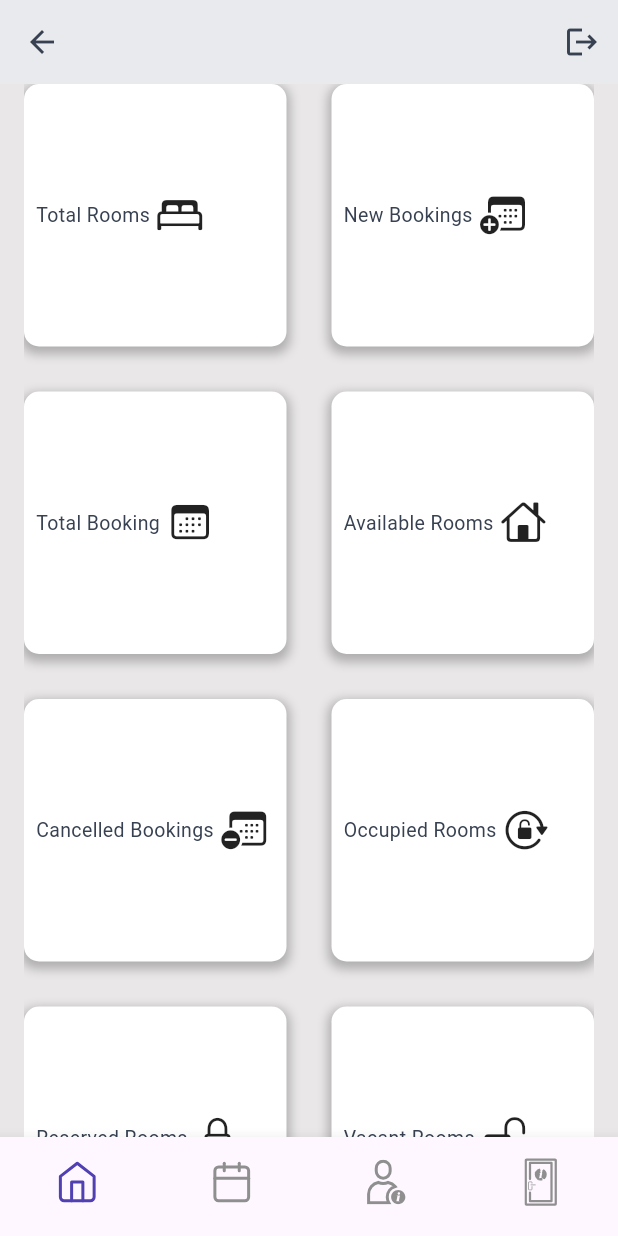
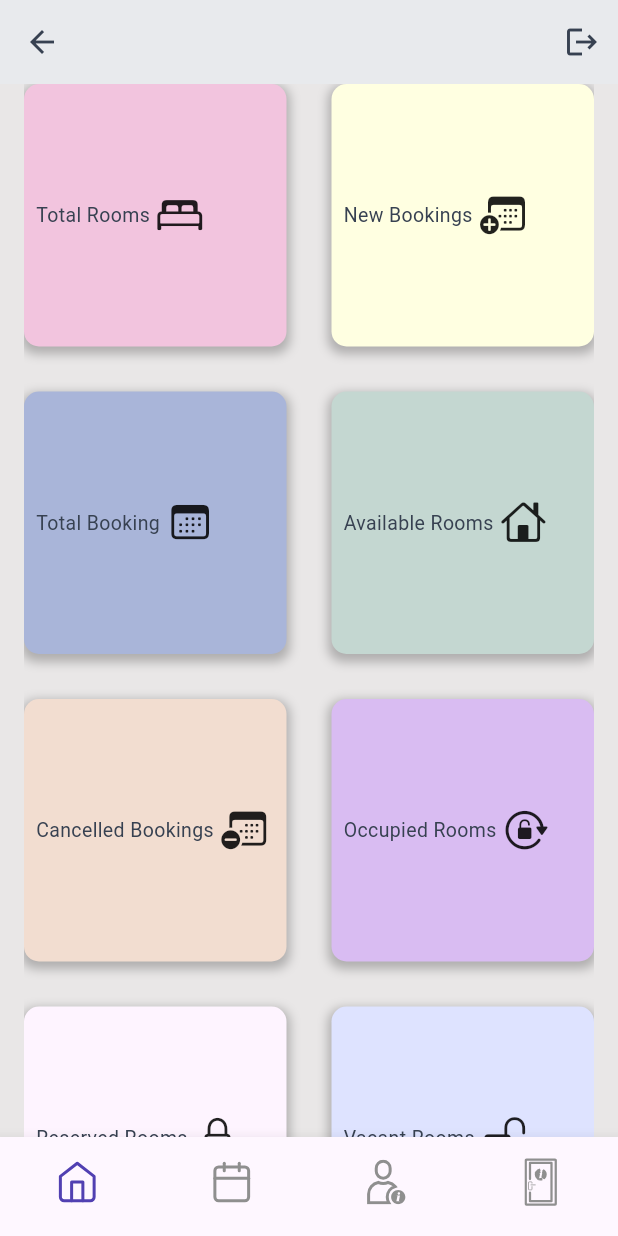
Before and after one commit to binayak33/saralnova, a Flutter app: the DashPanel screen opened by its route, on a phone screen of 412 x 824 dp. Run offline on Flutter 3.47's test engine with Material 3 defaults, Android fonts, the phone set to English and light mode, and no system bars; our stand-ins replace cached_network_image, flutter_slidable, flutter_svg, fluttertoast, get, get_storage and 5 more; missing offline and left inert: simple_fontellico_progress_dialog; accounts and stored records are empty; network calls fail; Roboto replaces fonts that are missing (Plus Jakarta Sans).

Commit message:
Update: Working in ui

```diff
--- a/lib/core/controllers/Home/home_controller.dart
+++ b/lib/core/controllers/Home/home_controller.dart
@@ -1,16 +1,41 @@
 import 'package:flutter/cupertino.dart';
 import 'package:get/get.dart';
 import 'package:saralnova/core/model/grid_builder_home.dart';
+import 'package:saralnova/core/utils/constants/colors.dart';
 
 class HomeController extends GetxController {
   List<Data> dashboardList = [
-    Data(icon: CupertinoIcons.bed_double, text: "Total Rooms"),
-    Data(icon: CupertinoIcons.calendar_badge_plus, text: "New Bookings"),
-    Data(icon: CupertinoIcons.calendar, text: "Total Booking"),
-    Data(icon: CupertinoIcons.house, text: "Available Rooms"),
-    Data(icon: CupertinoIcons.calendar_badge_minus, text: "Cancelled Bookings"),
-    Data(icon: CupertinoIcons.lock_rotation_open, text: "Occupied Rooms"),
-    Data(icon: CupertinoIcons.lock, text: "Reserved Rooms"),
-    Data(icon: CupertinoIcons.lock_open, text: "Vacant Rooms"),
+    Data(
+        icon: CupertinoIcons.bed_double,
+        text: "Total Rooms",
+        color: AppColors.box1),
+    Data(
+        icon: CupertinoIcons.calendar_badge_plus,
+        text: "New Bookings",
+        color: AppColors.box2),
+    Data(
+        icon: CupertinoIcons.calendar,
+        text: "Total Booking",
+        color: AppColors.box3),
+    Data(
+        icon: CupertinoIcons.house,
+        text: "Available Rooms",
+        color: AppColors.box4),
+    Data(
+        icon: CupertinoIcons.calendar_badge_minus,
+        text: "Cancelled Bookings",
+        color: AppColors.box5),
+    Data(
+        icon: CupertinoIcons.lock_rotation_open,
+        text: "Occupied Rooms",
+        color: AppColors.box6),
+    Data(
+        icon: CupertinoIcons.lock,
+        text: "Reserved Rooms",
+        color: AppColors.box7),
+    Data(
+        icon: CupertinoIcons.lock_open,
+        text: "Vacant Rooms",
+        color: AppColors.box8),
   ];
 }
--- a/lib/core/model/grid_builder_home.dart
+++ b/lib/core/model/grid_builder_home.dart
@@ -3,9 +3,7 @@ import 'package:flutter/material.dart';
 class Data {
   IconData icon;
   String text;
+  Color color;
 
-  Data({
-    required this.icon,
-    required this.text,
-  });
+  Data({required this.icon, required this.text, required this.color});
 }
--- a/lib/core/utils/constants/colors.dart
+++ b/lib/core/utils/constants/colors.dart
@@ -1,27 +1,33 @@
 import 'package:flutter/material.dart';
 
 class AppColors {
+  // Primary Colors
   static const Color primary = Color(0xFF5140b2);
   static const Color secondaryColor = Color(0xFF252526);
+  static const Color splashBackgroundColor = Colors.white;
+
+  // Scaffold Colors
   static const Color scaffoldColor =
       Color.fromRGBO(233, 231, 231, 1); //TODO  choose specific color from figma
-  static const Color splashBackgroundColor = Colors.white;
 
+  // Common Colors
   static const Color borderColor = Color(0xFFB6B6B6);
   static const Color blackColor = Colors.black;
   static const Color fillColor = Color.fromARGB(255, 219, 219, 219);
   static const Color orangeColor = Colors.orange;
+  static final Color shadowColor = Colors.black.withOpacity(0.1);
 
-  static const Color hintTextColor = Color(0xFFD1D5DB);
+  // Text Colors
+  static const Color hintTextColor = Color(0xFF8F8F8F);
   static const Color textColor = Color(0xFF374151);
   static const Color errorColor = Color(0xFFDC3545);
+  static const Color secondaryTextColor = Color(0xFF8F8F8F);
+
+  // Card Colors
   static const Color cardColor = Color(0xFFF5F6F9);
   static const Color cardVariantColor = Color(0xFFE8EAED);
-  static const Color secondaryTextColor = Color(0xFF8F8F8F);
-  static final Color shadowColor = Colors.black.withOpacity(0.1);
 
   //Rooms Colors
-
   static const Color reservedColor = Color(0xFF8F8F8F);
   static const Color bookingColor = Color(0xFF44BEA5);
   static const Color occupiedColor = Color(0xFF5140B2);
@@ -31,4 +37,14 @@ class AppColors {
   static final Color shimmerBase = Colors.grey.withOpacity(0.40);
   static const Color shimmerHighlight = Color(0xFFE1E1E1);
   static final Color shimmerBaseLight = Colors.grey.withOpacity(0.10);
+
+  //Box Colors
+  static final Color box1 = Color(0xFFF2C4DE);
+  static final Color box2 = Color(0xFFFFFFE1);
+  static final Color box3 = Color(0xFFA9B5D9);
+  static final Color box4 = Color(0xFFC4D7D1);
+  static final Color box5 = Color(0xFFF2DDD0);
+  static final Color box6 = Color(0xFFD9BCF2);
+  static final Color box7 = Color(0xFFFEF4FF);
+  static final Color box8 = Color(0xFFDEE3FF);
 }
--- a/lib/core/utils/constants/icon_path.dart
+++ b/lib/core/utils/constants/icon_path.dart
@@ -24,4 +24,8 @@ class IconPath {
   static const String finance = "$basePath/finance.svg";
   static const String qr = "$basePath/qr.svg";
   static const String loadingJson = "$basePathAnim/saralnova-loading.json";
+
+  // vectors imgs
+  static const String somethingWentWrong = "$basePath/somethingWentWrong.svg";
+  static const String empty = "$basePath/Empty.svg";
 }
--- a/lib/features/screens/Home/home_screen.dart
+++ b/lib/features/screens/Home/home_screen.dart
@@ -31,7 +31,8 @@ class HomeScreen extends StatelessWidget {
           ),
           itemBuilder: (context, index) {
             var data = c.dashboardList[index];
-            return HomePageBox(title: data.text, icon: data.icon);
+            return HomePageBox(
+                title: data.text, icon: data.icon, color: data.color);
           },
         ),
       ),
@@ -42,7 +43,8 @@ class HomeScreen extends StatelessWidget {
 class HomePageBox extends StatelessWidget {
   final String? title;
   final IconData? icon;
-  const HomePageBox({super.key, this.title, this.icon});
+  final Color? color;
+  const HomePageBox({super.key, this.title, this.icon, this.color});
 
   @override
   Widget build(BuildContext context) {
@@ -51,7 +53,7 @@ class HomePageBox extends StatelessWidget {
       width: double.infinity,
       decoration: BoxDecoration(
         borderRadius: BorderRadius.circular(10),
-        color: Colors.white,
+        color: color,
         boxShadow: [
           BoxShadow(
             color: Color.fromARGB(255, 41, 41, 41).withOpacity(0.3),
--- a/lib/features/widgets/common_widgets/error_view.dart
+++ b/lib/features/widgets/common_widgets/error_view.dart
@@ -16,7 +16,7 @@ class ErrorView extends StatelessWidget {
 
   @override
   Widget build(BuildContext context) {
-    Widget mediaWidget = Image.asset("assets/images/somethingWentWrong.png");
+    Widget mediaWidget = Image.asset("assets/images/somethingWentWrong.");
     if (media != null) {
       if (media!.contains("svg")) {
         mediaWidget = SvgPicture.asset(
--- a/lib/features/widgets/common_widgets/sky_text_field.dart
+++ b/lib/features/widgets/common_widgets/sky_text_field.dart
@@ -27,8 +27,7 @@ class SkyTextField extends StatelessWidget {
   final bool obscureText;
   final FocusNode? focusNode;
   final double borderRadius;
-    final List<TextInputFormatter>? inputFormatters;
-
+  final List<TextInputFormatter>? inputFormatters;
 
   const SkyTextField({
     Key? key,
@@ -91,7 +90,7 @@ class SkyTextField extends StatelessWidget {
         label: showLable
             ? Text(
                 hint,
-                style: CustomTextStyles.f16W400(color: theme.hintColor),
+                style: CustomTextStyles.f16W400(color: AppColors.hintTextColor),
               )
             : null,
         fillColor: fillColor ?? Colors.transparent,
```
Also changed, not shown: lib/features/screens/Feature/aminity_type/aminities_screen.dart (+11 -4 lines), lib/features/screens/Feature/facility_type/facility_screen.dart (+11 -4 lines), lib/features/screens/Feature/room_type/room_screen.dart (+14 -4 lines), lib/features/widgets/common_widgets/empty_view.dart (+5 -3 lines), assets/icons/Empty.svg (added), assets/icons/somethingWentWrong.svg (added), assets/images/somethingWentWrong.png, 1 other file.
